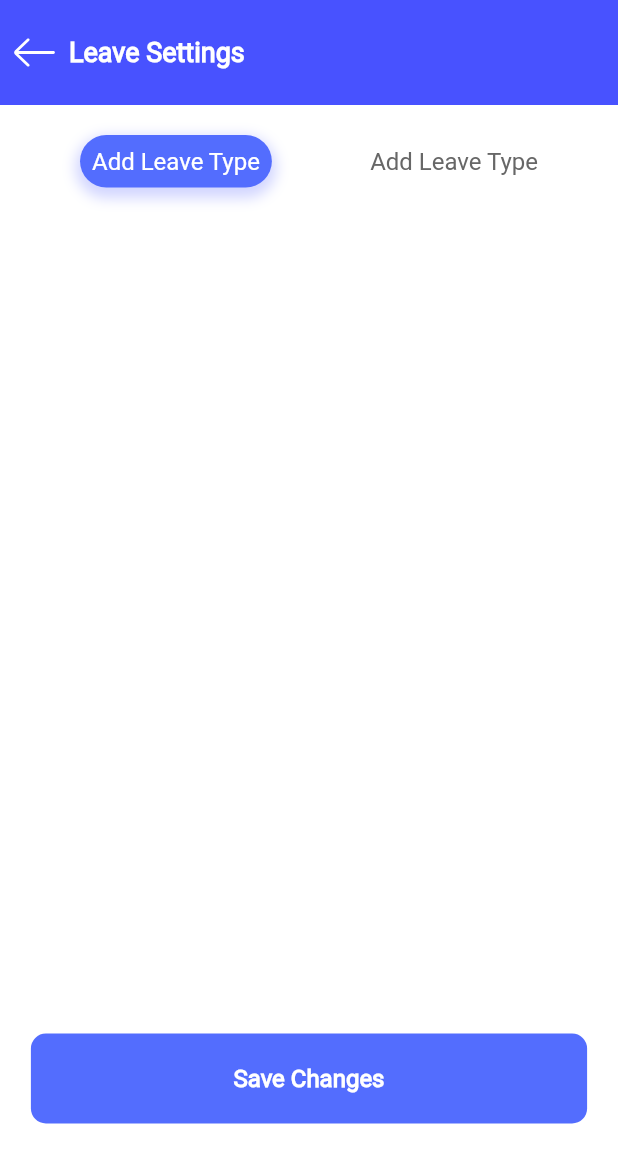
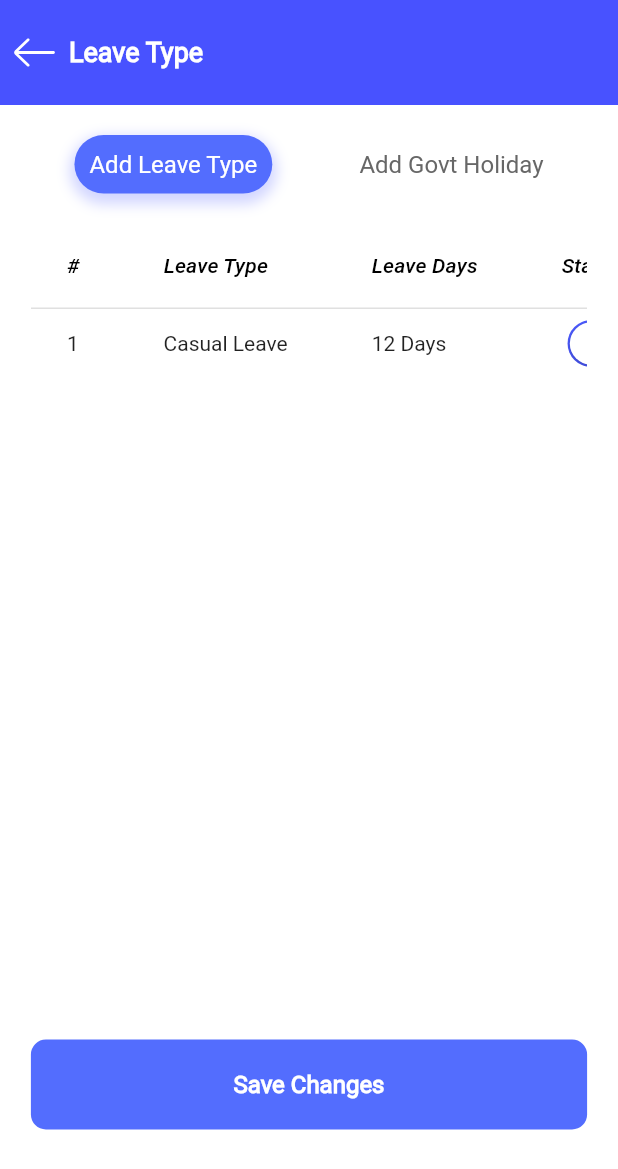
Before and after one commit to bala-619/payroll, a Flutter app: the LeaveSettings screen opened directly, on a phone screen of 412 x 824 dp. Shown: the top 1169 px of the screen. Run offline on Flutter 3.47's test engine with Material 2 defaults, Android fonts, the phone set to English and light mode, and no system bars; our stand-ins replace flutter_svg.

```diff
--- a/lib/pages/settings/leaveSettings.dart
+++ b/lib/pages/settings/leaveSettings.dart
@@ -15,6 +15,9 @@ class _LeaveSettingsState extends State<LeaveSettings> {
   GlobalKey <ScaffoldState> scaffoldkey=new GlobalKey<ScaffoldState>();
 
   bool theme=false;
+  bool theme1=false;
+  bool theme2=false;
+  bool theme3=false;
   @override
   late  double width,height,width2;
   Widget build(BuildContext context) {
@@ -43,7 +46,7 @@ class _LeaveSettingsState extends State<LeaveSettings> {
                       ),
                     ),
                     Container(
-                      child: Text('Leave Settings',style: TextStyle(color: Color(0xffffffff),fontSize: 18,fontWeight: FontWeight.bold,fontFamily: 'RR'),),
+                      child: Text('Leave Type',style: TextStyle(color: Color(0xffffffff),fontSize: 18,fontWeight: FontWeight.bold,fontFamily: 'RR'),),
                     ),
                   ],
                 ),
@@ -64,12 +67,12 @@ class _LeaveSettingsState extends State<LeaveSettings> {
                         color: Colors.indigoAccent,
                       ),
                       child: Padding(
-                        padding: const EdgeInsets.all(8.0),
+                        padding: const EdgeInsets.all(10.0),
                         child: Text('Add Leave Type',style: TextStyle(color: Color(0xffffffff),fontSize: 16,fontFamily: 'RR'),),
                       ),
                     ),
-                    Container(
-                      child: Text('Add Leave Type',style: TextStyle(color: Color(0xff676767),fontSize: 16,fontFamily: 'RR'),),
+                  Container(
+                      child: Text('Add Govt Holiday',style: TextStyle(color: Color(0xff676767),fontSize: 16,fontFamily: 'RR'),),
                     ),
                   ],
                 ),
@@ -82,7 +85,64 @@ class _LeaveSettingsState extends State<LeaveSettings> {
                   scrollDirection: Axis.vertical,
                   child: Column(
                     children: [
+                      Container(
+                        width: width,
+                        child: SingleChildScrollView(
+                          scrollDirection: Axis.horizontal,
+                            child: DataTable(
 
+                              columns: <DataColumn>[
+                                  DataColumn(
+                                  label: Text(
+                                  '#',
+                                  style: TextStyle(fontStyle: FontStyle.italic),
+                                ),
+                              ),
+                              DataColumn(
+                                label: Text(
+                                  'Leave Type',
+                                  style: TextStyle(fontStyle: FontStyle.italic),
+                                ),
+                              ),
+                              DataColumn(
+                                label: Text(
+                                  'Leave Days',
+                                  style: TextStyle(fontStyle: FontStyle.italic),
+                                ),
+                              ),
+                                DataColumn(
+                                  label: Text(
+                                    'Status',
+                                    style: TextStyle(fontStyle: FontStyle.italic),
+                                  ),
+                                ),
+                              ],
+                        rows: <DataRow>[
+                        DataRow(
+                              cells: <DataCell>[
+                              DataCell(Text('1')),
+                              DataCell(Text('Casual Leave')),
+                              DataCell(Text('12 Days')),
+                                DataCell(Container(
+                                  child: CupertinoSwitch(
+                                    value:theme,
+                                    activeColor: Color(0xffE2E2E2),
+                                    trackColor: Color(0xff4B5AFF),
+                                    onChanged: (bool value)
+                                    {
+                                      setState(() {
+                                        theme=value;
+                                      });
+                                    },
+                                  ),
+                                ),),
+                              ],
+                            ),
+
+                            ],
+                        ),
+                          ),
+                      ),
                       SizedBox(height:20,),
 
                     ],
```
Also changed, not shown: lib/pages/mainpage/settings.dart (+12 -0 lines), lib/pages/settings/invoiceSettings.dart (added, +89 -0 lines), lib/pages/settings/localizationSettings.dart (added, +89 -0 lines), lib/pages/settings/passwordSettings.dart (added, +89 -0 lines).
